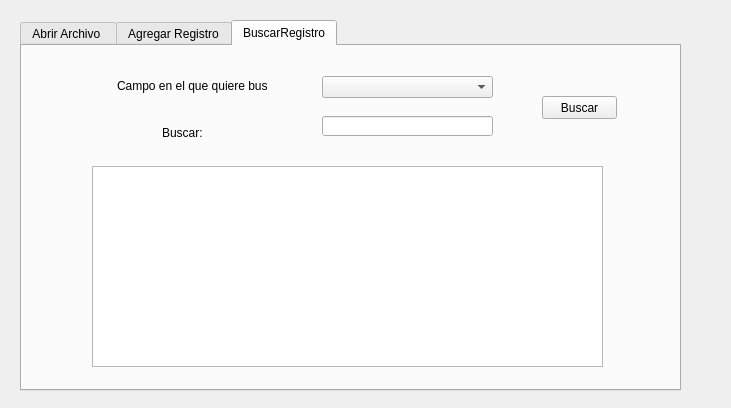
This is dialog_abrirarchivos.ui in 11241069/AccessOrga as Qt 5 draws it before an edit. The edited form follows.
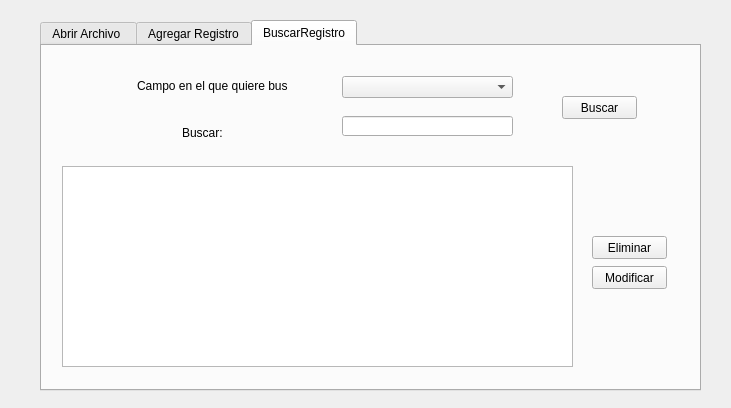
This is the edited form.

Commit message: Avance intentar eliminar

```diff
--- a/dialog_abrirarchivos.ui
+++ b/dialog_abrirarchivos.ui
@@ -16,7 +16,7 @@
   <widget class="QTabWidget" name="tabWidget">
    <property name="geometry">
     <rect>
-     <x>20</x>
+     <x>40</x>
      <y>20</y>
      <width>661</width>
      <height>371</height>
@@ -134,7 +134,7 @@
     <widget class="QTableWidget" name="tablabuscar">
      <property name="geometry">
       <rect>
-       <x>70</x>
+       <x>20</x>
        <y>120</y>
        <width>511</width>
        <height>201</height>
@@ -154,6 +154,32 @@
       <string>Buscar</string>
      </property>
     </widget>
+    <widget class="QPushButton" name="pushButton_4">
+     <property name="geometry">
+      <rect>
+       <x>550</x>
+       <y>190</y>
+       <width>75</width>
+       <height>23</height>
+      </rect>
+     </property>
+     <property name="text">
+      <string>Eliminar</string>
+     </property>
+    </widget>
+    <widget class="QPushButton" name="pushButton_5">
+     <property name="geometry">
+      <rect>
+       <x>550</x>
+       <y>220</y>
+       <width>75</width>
+       <height>23</height>
+      </rect>
+     </property>
+     <property name="text">
+      <string>Modificar</string>
+     </property>
+    </widget>
    </widget>
   </widget>
  </widget>
```
The commit also changes 3 other files.
